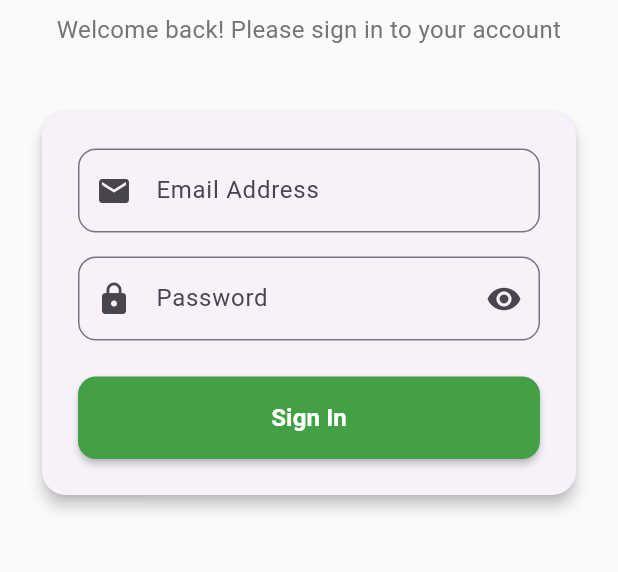
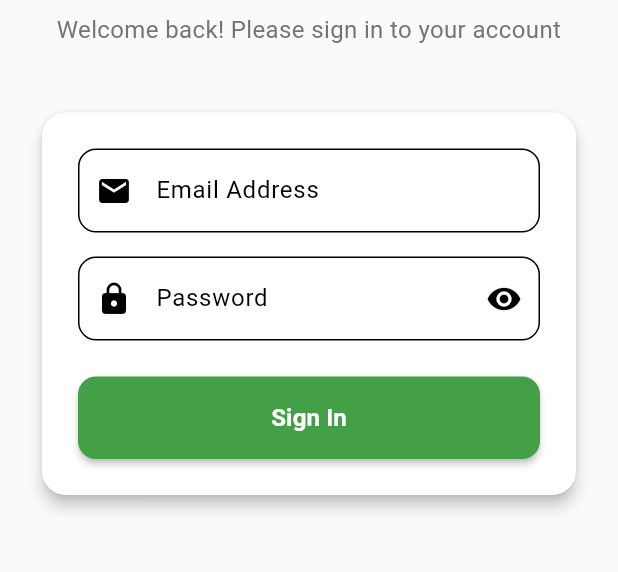
Before and after one commit to T4z4r/agrovets, a Flutter app: the screen it shows after launch, on a phone screen of 412 x 824 dp, the part 522-1094 px from its top. Run offline on Flutter 3.47's test engine with Material 3 defaults, Android fonts, the phone set to English and light mode, and no system bars; our stand-ins replace flutter_spinkit, shared_preferences; missing offline and left inert: syncfusion_flutter_pdfviewer.

Commit message:
fix: minor

```diff
--- a/lib/main.dart
+++ b/lib/main.dart
@@ -31,7 +31,13 @@ class MyApp extends StatelessWidget {
     return MaterialApp(
       title: 'AgroVet',
       debugShowCheckedModeBanner: false,
-      theme: ThemeData(primarySwatch: Colors.green),
+      theme: ThemeData(
+        primaryColor: const Color(0xFF266a29),
+        colorScheme: const ColorScheme.light(
+          primary: Color(0xFF266a29),
+          secondary: Color(0xFF741222),
+        ),
+      ),
       locale: localeProvider.locale,
       localizationsDelegates: AppLocalizations.localizationsDelegates,
       supportedLocales: AppLocalizations.supportedLocales,
@@ -69,7 +75,8 @@ class _AuthWrapperState extends State<AuthWrapper> {
     if (!_checked) {
       return Scaffold(
           body: Center(
-              child: SpinKitWaveSpinner(color: Colors.green, size: 50.0)));
+              child: SpinKitWaveSpinner(
+                  color: Theme.of(context).colorScheme.primary, size: 50.0)));
     }
 
     final user = context.watch<AuthProvider>().user;
```
Also changed, not shown: lib/screens/seller/seller_dashboard_screen.dart (+13 -7 lines).
